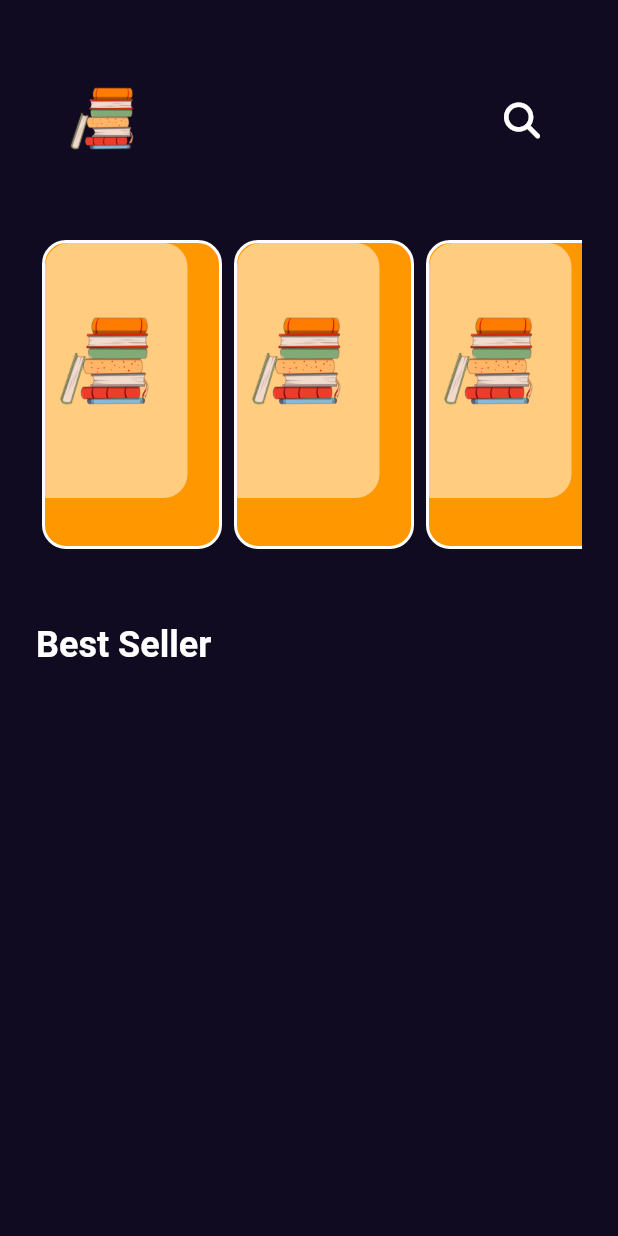
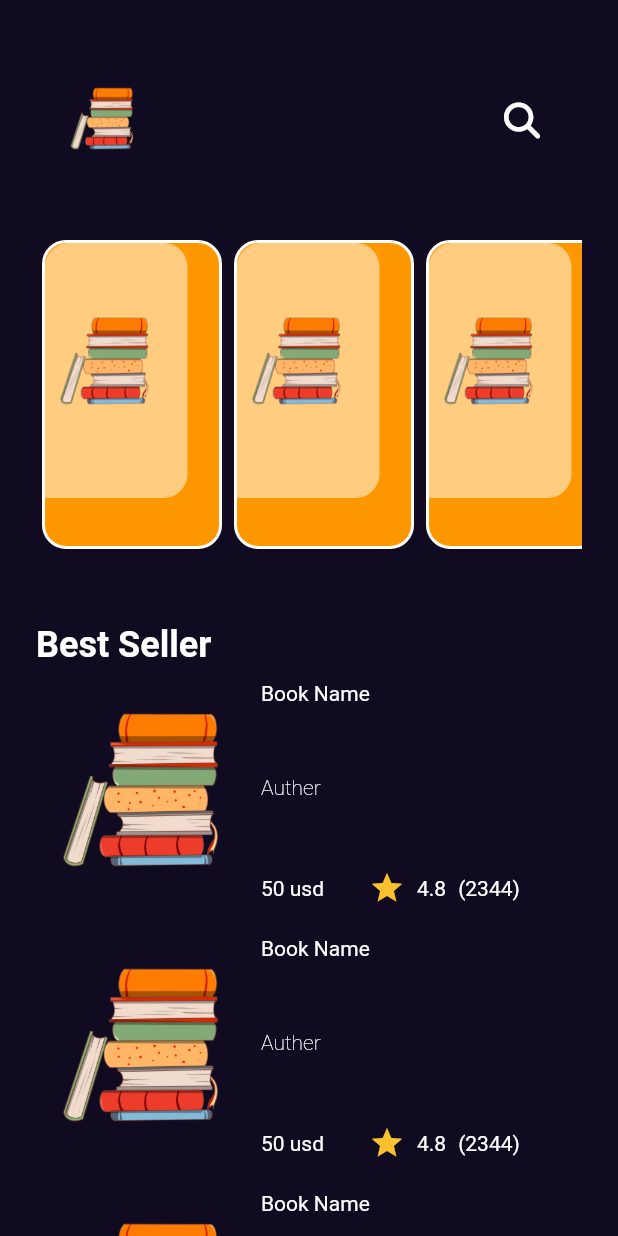
Before and after one commit to aboelnasrmo/bookly, a Flutter app: the screen it shows after launch, on a phone screen of 412 x 824 dp. Run offline on Flutter 3.47's test engine with Material 2 defaults, Android fonts, the phone set to English and light mode, and no system bars; our stand-ins replace font_awesome_flutter, get.

Commit message:
change animation & Best seller UI  - CustomSliver

```diff
--- /dev/null
+++ b/lib/Features/home/presentation/views/widgets/best_seller_list_view_item.dart
@@ -0,0 +1,51 @@
+import 'package:bookly/core/const/my_assets.dart';
+import 'package:bookly/core/const/styles.dart';
+import 'package:flutter/material.dart';
+
+class BestSellerListViewItem extends StatelessWidget {
+  const BestSellerListViewItem({super.key});
+
+  @override
+  Widget build(BuildContext context) {
+    return SizedBox(
+      height: 150,
+      child: Row(
+        children: [
+          Image.asset(MyAssets.logo),
+          Column(
+            mainAxisAlignment: MainAxisAlignment.spaceBetween,
+            crossAxisAlignment: CrossAxisAlignment.start,
+            children: [
+              const Text('Book Name'),
+              const Text(
+                'Auther',
+                style: Styles.autherFont,
+              ),
+              Row(
+                children: [
+                  const Text('50 usd'),
+                  Padding(
+                    padding: const EdgeInsets.only(left: 30),
+                    child: Icon(
+                      Icons.star,
+                      size: 24,
+                      color: Colors.yellow.shade700,
+                    ),
+                  ),
+                  const Padding(
+                    padding: EdgeInsets.only(left: 8.0),
+                    child: Text('4.8'),
+                  ),
+                  const Padding(
+                    padding: EdgeInsets.only(left: 8.0),
+                    child: Text('(2344)'),
+                  ),
+                ],
+              ),
+            ],
+          ),
+        ],
+      ),
+    );
+  }
+}
--- /dev/null
+++ b/lib/Features/home/presentation/views/widgets/best_sellers_list_view.dart
@@ -0,0 +1,25 @@
+import 'package:bookly/Features/home/presentation/views/widgets/custom_list_view_item.dart';
+import 'package:flutter/material.dart';
+
+import 'best_seller_list_view_item.dart';
+
+class BestSellersListView extends StatelessWidget {
+  const BestSellersListView({super.key});
+
+  @override
+  Widget build(BuildContext context) {
+    return Expanded(
+      child: ListView.builder(
+        // itemCount: 5,
+        scrollDirection: Axis.vertical,
+        padding: EdgeInsets.zero,
+        itemBuilder: (context, index) {
+          return const Padding(
+            padding: EdgeInsets.symmetric(vertical: 10),
+            child: BestSellerListViewItem(),
+          );
+        },
+      ),
+    );
+  }
+}
--- a/lib/Features/home/presentation/views/widgets/home_view_body.dart
+++ b/lib/Features/home/presentation/views/widgets/home_view_body.dart
@@ -1,6 +1,7 @@
 import 'package:bookly/core/const/styles.dart';
 import 'package:flutter/material.dart';
 
+import 'best_sellers_list_view.dart';
 import 'custom_app_bar.dart';
 import 'featured_Books_list_view.dart';
 
@@ -23,6 +24,7 @@ class HomeViewBody extends StatelessWidget {
             "Best Seller",
             style: Styles.titleMeduim,
           ),
+          BestSellersListView(),
         ],
       ),
     );
--- a/lib/Features/splash/presentation/views/widgets/splash_view_body.dart
+++ b/lib/Features/splash/presentation/views/widgets/splash_view_body.dart
@@ -62,7 +62,7 @@ class _SplashViewBodyState extends State<SplashViewBody>
     Future.delayed(const Duration(seconds: 3), () {
       Get.to(
         () => const HomeView(),
-        transition: Transition.zoom,
+        transition: Transition.cupertinoDialog,
         duration: kTransitionDuration,
       );
     });
--- a/lib/core/const/styles.dart
+++ b/lib/core/const/styles.dart
@@ -5,4 +5,6 @@ abstract class Styles {
     fontSize: 24,
     fontWeight: FontWeight.w600,
   );
+  static const autherFont =
+      TextStyle(fontSize: 14, fontWeight: FontWeight.w100);
 }
```
